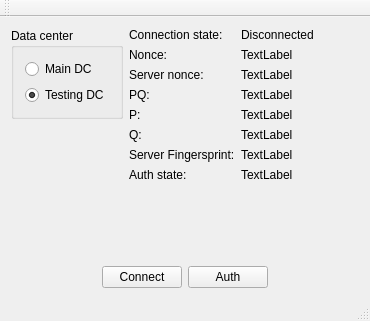
Kaffeine/telegram-qt, file testApp/MainWindow.ui: the form before one commit.
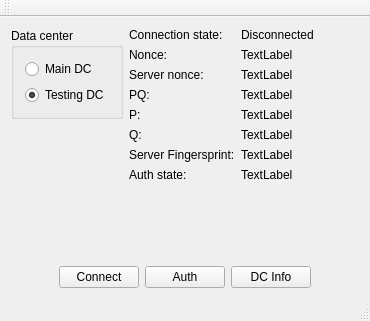
The form after the commit.

Commit message: testApp: Added "get dc configuration" button.

The edit to the form file:
```diff
--- a/testApp/MainWindow.ui
+++ b/testApp/MainWindow.ui
@@ -231,6 +231,13 @@
           </property>
          </widget>
         </item>
+        <item>
+         <widget class="QPushButton" name="dcHelpButton">
+          <property name="text">
+           <string>DC Info</string>
+          </property>
+         </widget>
+        </item>
         <item>
          <spacer name="horizontalSpacer_2">
           <property name="orientation">
```
The commit also changes 2 other files.
